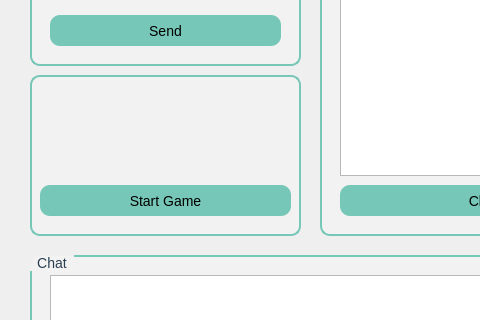
This is schach/schachgui.ui in Charly-62/QtChessApp as Qt 5 draws it before an edit; both pictures show x 0 to 480 and y 335 to 655 of the 680 by 779 pixel window. The edited form follows.
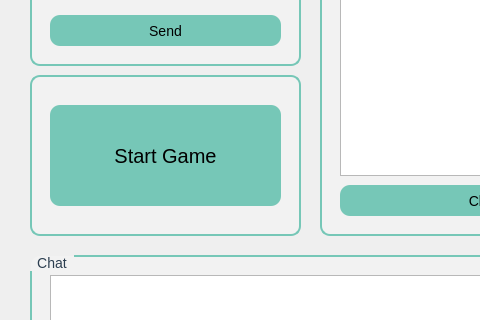
This is the edited form. The open tabs and pages were chosen to show the change.

The edit to the form file:
```diff
--- a/schach/schachgui.ui
+++ b/schach/schachgui.ui
@@ -514,10 +514,10 @@
      <widget class="QPushButton" name="bStart">
       <property name="geometry">
        <rect>
-        <x>10</x>
-        <y>110</y>
-        <width>251</width>
-        <height>31</height>
+        <x>20</x>
+        <y>30</y>
+        <width>231</width>
+        <height>101</height>
        </rect>
       </property>
       <property name="styleSheet">
@@ -526,7 +526,7 @@
     color: black;
     border-radius: 10px;
     padding: 5px;
-    font-size: 14px;
+    font-size: 20px;
 }
 
 QPushButton:hover {
```
Left out of the diff: 2 changed lines with no effect on the pictures.
